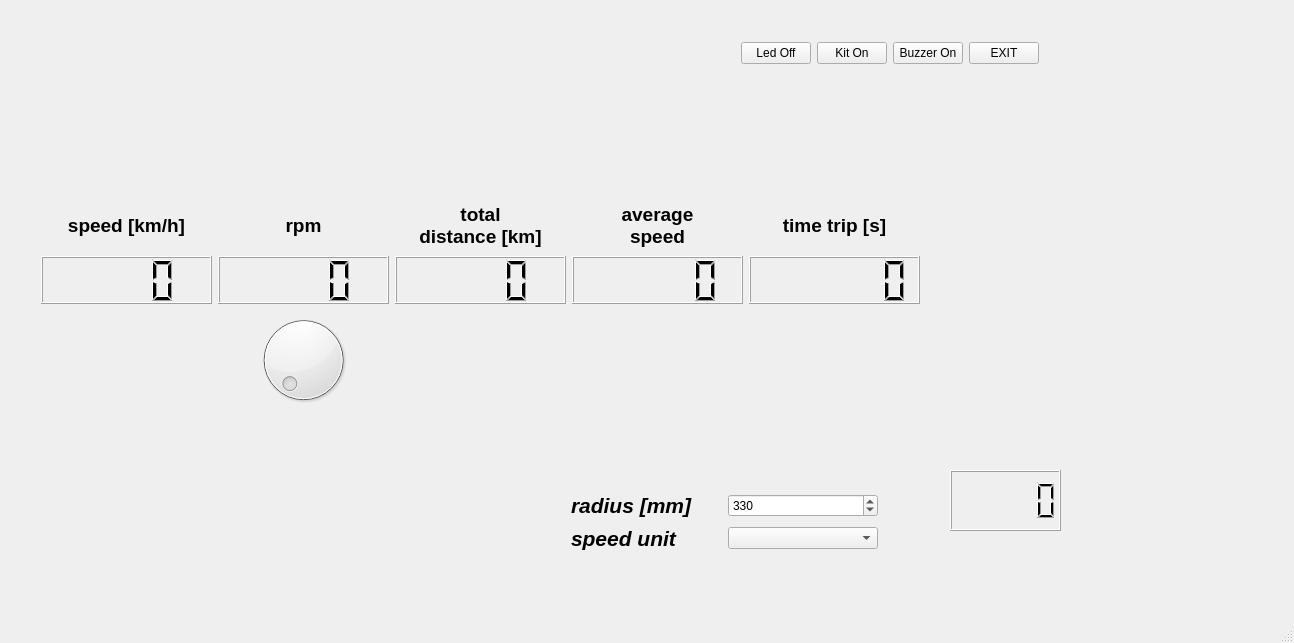
Above: mainwindow.ui from piotrw777/hall_sensor_gui before the change. Below: the same form after it.
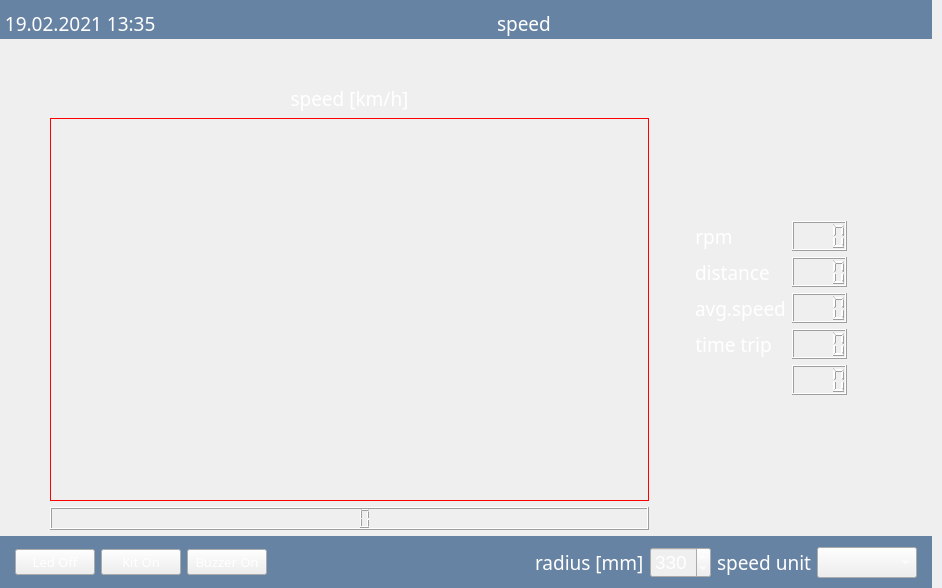
That is the form after the change. Icons and pictures are not drawn. Custom widgets are drawn as their Qt base class.

```diff
--- a/mainwindow.ui
+++ b/mainwindow.ui
@@ -6,8 +6,8 @@
    <rect>
     <x>0</x>
     <y>0</y>
-    <width>1294</width>
-    <height>643</height>
+    <width>942</width>
+    <height>588</height>
    </rect>
   </property>
   <property name="windowTitle">
@@ -17,27 +17,202 @@
    <enum>QTabWidget::Rounded</enum>
   </property>
   <widget class="QWidget" name="centralWidget">
-   <widget class="QWidget" name="gridLayoutWidget">
-    <property name="geometry">
-     <rect>
-      <x>30</x>
-      <y>190</y>
-      <width>901</width>
-      <height>231</height>
-     </rect>
-    </property>
-    <layout class="QGridLayout" name="gridLayout">
-     <property name="sizeConstraint">
-      <enum>QLayout::SetNoConstraint</enum>
-     </property>
-     <item row="0" column="0">
+   <property name="styleSheet">
+    <string notr="true">QWidget#centralWidget
+{
+border-image: url(:/images/resources/cubes_background.jpg);
+}
+*
+{
+color: white;
+}</string>
+   </property>
+   <layout class="QVBoxLayout" name="verticalLayout_2">
+    <property name="leftMargin">
+     <number>0</number>
+    </property>
+    <property name="topMargin">
+     <number>0</number>
+    </property>
+    <property name="rightMargin">
+     <number>10</number>
+    </property>
+    <property name="bottomMargin">
+     <number>0</number>
+    </property>
+    <item>
+     <widget class="QWidget" name="topPanel" native="true">
+      <property name="styleSheet">
+       <string notr="true">QWidget#topPanel
+{
+background: rgb(9, 56, 110,150)
+}</string>
+      </property>
+      <layout class="QHBoxLayout" name="horizontalLayout_2">
+       <property name="leftMargin">
+        <number>0</number>
+       </property>
+       <property name="topMargin">
+        <number>10</number>
+       </property>
+       <property name="rightMargin">
+        <number>0</number>
+       </property>
+       <property name="bottomMargin">
+        <number>2</number>
+       </property>
+       <item>
+        <widget class="QLabel" name="label_date">
+         <property name="font">
+          <font>
+           <family>Mongolian Baiti</family>
+           <pointsize>14</pointsize>
+           <weight>50</weight>
+           <bold>false</bold>
+          </font>
+         </property>
+         <property name="text">
+          <string> 19.02.2021 13:35</string>
+         </property>
+        </widget>
+       </item>
+       <item>
+        <spacer name="horizontalSpacer">
+         <property name="orientation">
+          <enum>Qt::Horizontal</enum>
+         </property>
+         <property name="sizeHint" stdset="0">
+          <size>
+           <width>40</width>
+           <height>20</height>
+          </size>
+         </property>
+        </spacer>
+       </item>
+       <item>
+        <widget class="QPushButton" name="pushButton_leftArrow">
+         <property name="text">
+          <string/>
+         </property>
+         <property name="icon">
+          <iconset resource="resources.qrc">
+           <normaloff>:/images/resources/arrow_left.png</normaloff>:/images/resources/arrow_left.png</iconset>
+         </property>
+         <property name="iconSize">
+          <size>
+           <width>40</width>
+           <height>40</height>
+          </size>
+         </property>
+         <property name="flat">
+          <bool>true</bool>
+         </property>
+        </widget>
+       </item>
+       <item>
+        <widget class="QLabel" name="label_page_name">
+         <property name="font">
+          <font>
+           <family>Mongolian Baiti</family>
+           <pointsize>14</pointsize>
+          </font>
+         </property>
+         <property name="text">
+          <string>speed</string>
+         </property>
+        </widget>
+       </item>
+       <item>
+        <widget class="QPushButton" name="pushButton_rightArrow">
+         <property name="text">
+          <string/>
+         </property>
+         <property name="icon">
+          <iconset resource="resources.qrc">
+           <normaloff>:/images/resources/arrow_right.png</normaloff>:/images/resources/arrow_right.png</iconset>
+         </property>
+         <property name="iconSize">
+          <size>
+           <width>40</width>
+           <height>40</height>
+          </size>
+         </property>
+         <property name="flat">
+          <bool>true</bool>
+         </property>
+        </widget>
+       </item>
+       <item>
+        <spacer name="horizontalSpacer_4">
+         <property name="orientation">
+          <enum>Qt::Horizontal</enum>
+         </property>
+         <property name="sizeHint" stdset="0">
+          <size>
+           <width>40</width>
+           <height>20</height>
+          </size>
+         </property>
+        </spacer>
+       </item>
+       <item>
+        <widget class="QPushButton" name="pushButton_exit">
+         <property name="text">
+          <string/>
+         </property>
+         <property name="icon">
+          <iconset resource="resources.qrc">
+           <normaloff>:/images/resources/shutdown.png</normaloff>:/images/resources/shutdown.png</iconset>
+         </property>
+         <property name="iconSize">
+          <size>
+           <width>40</width>
+           <height>40</height>
+          </size>
+         </property>
+         <property name="default">
+          <bool>true</bool>
+         </property>
+         <property name="flat">
+          <bool>true</bool>
+         </property>
+        </widget>
+       </item>
+      </layout>
+     </widget>
+    </item>
+    <item>
+     <spacer name="verticalSpacer">
+      <property name="orientation">
+       <enum>Qt::Vertical</enum>
+      </property>
+      <property name="sizeType">
+       <enum>QSizePolicy::Minimum</enum>
+      </property>
+      <property name="sizeHint" stdset="0">
+       <size>
+        <width>20</width>
+        <height>40</height>
+       </size>
+      </property>
+     </spacer>
+    </item>
+    <item>
+     <layout class="QHBoxLayout" name="horizontalLayout_3">
+      <item>
+       <layout class="QVBoxLayout" name="verticalLayout">
+        <property name="leftMargin">
+         <number>50</number>
+        </property>
+        <item>
       <widget class="QLabel" name="label_speed">
        <property name="font">
         <font>
+            <family>Mongolian Baiti</family>
          <pointsize>14</pointsize>
-         <weight>75</weight>
+            <weight>50</weight>
          <italic>false</italic>
-         <bold>true</bold>
+            <bold>false</bold>
         </font>
        </property>
        <property name="text">
@@ -48,7 +223,36 @@
        </property>
       </widget>
      </item>
-     <item row="1" column="0">
+        <item>
+         <widget class="circle" name="myDial" native="true">
+          <property name="sizePolicy">
+           <sizepolicy hsizetype="Expanding" vsizetype="Expanding">
+            <horstretch>10</horstretch>
+            <verstretch>10</verstretch>
+           </sizepolicy>
+          </property>
+          <property name="minimumSize">
+           <size>
+            <width>300</width>
+            <height>300</height>
+           </size>
+          </property>
+          <property name="font">
+           <font>
+            <stylestrategy>PreferAntialias</stylestrategy>
+           </font>
+          </property>
+          <property name="styleSheet">
+           <string notr="true">#myDial
+{
+border: 1px solid;
+border-color: red;
+
+}</string>
+          </property>
+         </widget>
+        </item>
+        <item>
       <widget class="QLCDNumber" name="lcd_speed">
        <property name="layoutDirection">
         <enum>Qt::LeftToRight</enum>
@@ -61,95 +265,51 @@
        </property>
       </widget>
      </item>
-     <item row="0" column="4">
-      <widget class="QLabel" name="label_time_trip">
-       <property name="font">
-        <font>
-         <pointsize>14</pointsize>
-         <weight>75</weight>
-         <bold>true</bold>
-        </font>
-       </property>
-       <property name="text">
-        <string>time trip [s]</string>
-       </property>
-       <property name="alignment">
-        <set>Qt::AlignCenter</set>
-       </property>
-      </widget>
-     </item>
-     <item row="1" column="3">
-      <widget class="QLCDNumber" name="lcd_avg_speed">
-       <property name="smallDecimalPoint">
-        <bool>false</bool>
-       </property>
-       <property name="segmentStyle">
-        <enum>QLCDNumber::Filled</enum>
-       </property>
-      </widget>
-     </item>
-     <item row="1" column="4">
-      <widget class="QLCDNumber" name="lcd_time_trip">
-       <property name="digitCount">
-        <number>6</number>
-       </property>
-      </widget>
-     </item>
-     <item row="1" column="1">
-      <widget class="QLCDNumber" name="lcd_rpm">
-       <property name="smallDecimalPoint">
-        <bool>false</bool>
-       </property>
-       <property name="digitCount">
-        <number>4</number>
-       </property>
-      </widget>
-     </item>
-     <item row="0" column="2">
-      <widget class="QLabel" name="label_distance">
-       <property name="font">
-        <font>
-         <pointsize>14</pointsize>
-         <weight>75</weight>
-         <italic>false</italic>
-         <bold>true</bold>
-        </font>
-       </property>
-       <property name="text">
-        <string>total 
-distance [km]</string>
-       </property>
-       <property name="alignment">
-        <set>Qt::AlignCenter</set>
-       </property>
-      </widget>
-     </item>
-     <item row="0" column="3">
-      <widget class="QLabel" name="label_avg_speed">
-       <property name="font">
-        <font>
-         <pointsize>14</pointsize>
-         <weight>75</weight>
-         <bold>true</bold>
-        </font>
-       </property>
-       <property name="text">
-        <string>average 
-speed</string>
-       </property>
-       <property name="alignment">
-        <set>Qt::AlignCenter</set>
-       </property>
-      </widget>
-     </item>
+       </layout>
+      </item>
+      <item>
+       <spacer name="horizontalSpacer_3">
+        <property name="orientation">
+         <enum>Qt::Horizontal</enum>
+        </property>
+        <property name="sizeType">
+         <enum>QSizePolicy::Preferred</enum>
+        </property>
+        <property name="sizeHint" stdset="0">
+         <size>
+          <width>40</width>
+          <height>20</height>
+         </size>
+        </property>
+       </spacer>
+      </item>
+      <item>
+       <layout class="QFormLayout" name="formLayout">
+        <property name="rightMargin">
+         <number>45</number>
+        </property>
      <item row="0" column="1">
+         <spacer name="verticalSpacer_2">
+          <property name="orientation">
+           <enum>Qt::Vertical</enum>
+          </property>
+          <property name="sizeHint" stdset="0">
+           <size>
+            <width>20</width>
+            <height>40</height>
+           </size>
+          </property>
+         </spacer>
+        </item>
+        <item row="2" column="0">
       <widget class="QLabel" name="label_rpm">
        <property name="font">
         <font>
+            <family>Mongolian Baiti</family>
          <pointsize>14</pointsize>
-         <weight>75</weight>
+            <weight>50</weight>
          <italic>false</italic>
-         <bold>true</bold>
+            <bold>false</bold>
         </font>
        </property>
        <property name="text">
@@ -160,8 +320,71 @@
        </property>
       </widget>
      </item>
-     <item row="1" column="2">
+        <item row="2" column="1">
+         <widget class="QLCDNumber" name="lcd_rpm">
+          <property name="sizePolicy">
+           <sizepolicy hsizetype="Preferred" vsizetype="Preferred">
+            <horstretch>0</horstretch>
+            <verstretch>0</verstretch>
+           </sizepolicy>
+          </property>
+          <property name="minimumSize">
+           <size>
+            <width>50</width>
+            <height>30</height>
+           </size>
+          </property>
+          <property name="font">
+           <font>
+            <pointsize>12</pointsize>
+           </font>
+          </property>
+          <property name="smallDecimalPoint">
+           <bool>false</bool>
+          </property>
+          <property name="digitCount">
+           <number>4</number>
+          </property>
+         </widget>
+        </item>
+        <item row="4" column="0">
+         <widget class="QLabel" name="label_distance">
+          <property name="font">
+           <font>
+            <family>Mongolian Baiti</family>
+            <pointsize>14</pointsize>
+            <weight>50</weight>
+            <italic>false</italic>
+            <bold>false</bold>
+           </font>
+          </property>
+          <property name="text">
+           <string>distance</string>
+          </property>
+          <property name="alignment">
+           <set>Qt::AlignLeading|Qt::AlignLeft|Qt::AlignVCenter</set>
+          </property>
+         </widget>
+        </item>
+        <item row="4" column="1">
       <widget class="QLCDNumber" name="lcd_distance">
+          <property name="sizePolicy">
+           <sizepolicy hsizetype="Preferred" vsizetype="Preferred">
+            <horstretch>0</horstretch>
+            <verstretch>0</verstretch>
+           </sizepolicy>
+          </property>
+          <property name="minimumSize">
+           <size>
+            <width>50</width>
+            <height>30</height>
+           </size>
+          </property>
+          <property name="font">
+           <font>
+            <pointsize>12</pointsize>
+           </font>
+          </property>
        <property name="layoutDirection">
         <enum>Qt::LeftToRight</enum>
        </property>
@@ -176,27 +399,200 @@
        </property>
       </widget>
      </item>
-     <item row="2" column="1">
-      <widget class="QDial" name="dial_rpm">
-       <property name="maximum">
-        <number>1000</number>
-       </property>
-      </widget>
-     </item>
-    </layout>
-   </widget>
-   <widget class="QWidget" name="horizontalLayoutWidget">
-    <property name="geometry">
-     <rect>
-      <x>730</x>
-      <y>10</y>
-      <width>320</width>
-      <height>87</height>
-     </rect>
-    </property>
-    <layout class="QHBoxLayout" name="horizontalLayout_2">
+        <item row="5" column="0">
+         <widget class="QLabel" name="label_avg_speed">
+          <property name="font">
+           <font>
+            <family>Mongolian Baiti</family>
+            <pointsize>14</pointsize>
+            <weight>50</weight>
+            <bold>false</bold>
+           </font>
+          </property>
+          <property name="text">
+           <string>avg.speed</string>
+          </property>
+          <property name="alignment">
+           <set>Qt::AlignLeading|Qt::AlignLeft|Qt::AlignVCenter</set>
+          </property>
+         </widget>
+        </item>
+        <item row="5" column="1">
+         <widget class="QLCDNumber" name="lcd_avg_speed">
+          <property name="sizePolicy">
+           <sizepolicy hsizetype="Preferred" vsizetype="Preferred">
+            <horstretch>0</horstretch>
+            <verstretch>0</verstretch>
+           </sizepolicy>
+          </property>
+          <property name="minimumSize">
+           <size>
+            <width>50</width>
+            <height>30</height>
+           </size>
+          </property>
+          <property name="font">
+           <font>
+            <pointsize>12</pointsize>
+           </font>
+          </property>
+          <property name="layoutDirection">
+           <enum>Qt::LeftToRight</enum>
+          </property>
+          <property name="smallDecimalPoint">
+           <bool>false</bool>
+          </property>
+          <property name="digitCount">
+           <number>4</number>
+          </property>
+          <property name="segmentStyle">
+           <enum>QLCDNumber::Filled</enum>
+          </property>
+         </widget>
+        </item>
+        <item row="7" column="0">
+         <widget class="QLabel" name="label_time_trip">
+          <property name="font">
+           <font>
+            <family>Mongolian Baiti</family>
+            <pointsize>14</pointsize>
+            <weight>50</weight>
+            <bold>false</bold>
+           </font>
+          </property>
+          <property name="text">
+           <string>time trip</string>
+          </property>
+          <property name="alignment">
+           <set>Qt::AlignCenter</set>
+          </property>
+         </widget>
+        </item>
+        <item row="7" column="1">
+         <widget class="QLCDNumber" name="lcd_time_trip">
+          <property name="sizePolicy">
+           <sizepolicy hsizetype="Preferred" vsizetype="Preferred">
+            <horstretch>0</horstretch>
+            <verstretch>0</verstretch>
+           </sizepolicy>
+          </property>
+          <property name="minimumSize">
+           <size>
+            <width>50</width>
+            <height>30</height>
+           </size>
+          </property>
+          <property name="font">
+           <font>
+            <pointsize>12</pointsize>
+           </font>
+          </property>
+          <property name="digitCount">
+           <number>4</number>
+          </property>
+         </widget>
+        </item>
+        <item row="9" column="1">
+         <widget class="QLCDNumber" name="lcdCombo">
+          <property name="sizePolicy">
+           <sizepolicy hsizetype="Preferred" vsizetype="Preferred">
+            <horstretch>0</horstretch>
+            <verstretch>0</verstretch>
+           </sizepolicy>
+          </property>
+          <property name="minimumSize">
+           <size>
+            <width>50</width>
+            <height>30</height>
+           </size>
+          </property>
+          <property name="font">
+           <font>
+            <pointsize>12</pointsize>
+           </font>
+          </property>
+          <property name="digitCount">
+           <number>4</number>
+          </property>
+         </widget>
+        </item>
+        <item row="11" column="1">
+         <spacer name="verticalSpacer_3">
+          <property name="orientation">
+           <enum>Qt::Vertical</enum>
+          </property>
+          <property name="sizeHint" stdset="0">
+           <size>
+            <width>20</width>
+            <height>40</height>
+           </size>
+          </property>
+         </spacer>
+        </item>
+       </layout>
+      </item>
+      <item>
+       <spacer name="horizontalSpacer_7">
+        <property name="orientation">
+         <enum>Qt::Horizontal</enum>
+        </property>
+        <property name="sizeType">
+         <enum>QSizePolicy::Preferred</enum>
+        </property>
+        <property name="sizeHint" stdset="0">
+         <size>
+          <width>40</width>
+          <height>20</height>
+         </size>
+        </property>
+       </spacer>
+      </item>
+     </layout>
+    </item>
+    <item>
+     <widget class="QWidget" name="bottom_Panel" native="true">
+      <property name="styleSheet">
+       <string notr="true">QWidget#bottom_Panel
+{
+background: rgb(9, 56, 110,150)
+}</string>
+      </property>
+      <layout class="QHBoxLayout" name="horizontalLayout">
+       <property name="leftMargin">
+        <number>0</number>
+       </property>
+       <property name="rightMargin">
+        <number>0</number>
+       </property>
+       <property name="bottomMargin">
+        <number>10</number>
+       </property>
+       <item>
+        <spacer name="horizontalSpacer_5">
+         <property name="orientation">
+          <enum>Qt::Horizontal</enum>
+         </property>
+         <property name="sizeType">
+          <enum>QSizePolicy::Preferred</enum>
+         </property>
+         <property name="sizeHint" stdset="0">
+          <size>
+           <width>15</width>
+           <height>20</height>
+          </size>
+         </property>
+        </spacer>
+       </item>
      <item>
       <widget class="QPushButton" name="pushButton_led">
+         <property name="font">
+          <font>
+           <family>Mongolian Baiti</family>
+           <pointsize>10</pointsize>
+           <weight>50</weight>
+           <bold>false</bold>
+          </font>
+         </property>
        <property name="text">
         <string>Led Off</string>
        </property>
@@ -204,6 +600,14 @@
      </item>
      <item>
       <widget class="QPushButton" name="pushButton_kit">
+         <property name="font">
+          <font>
+           <family>Mongolian Baiti</family>
+           <pointsize>10</pointsize>
+           <weight>50</weight>
+           <bold>false</bold>
+          </font>
+         </property>
        <property name="text">
         <string>Kit On</string>
        </property>
@@ -211,32 +615,58 @@
      </item>
      <item>
       <widget class="QPushButton" name="pushButton_buzzer">
+         <property name="font">
+          <font>
+           <family>Mongolian Baiti</family>
+           <pointsize>10</pointsize>
+           <weight>50</weight>
+           <bold>false</bold>
+          </font>
+         </property>
        <property name="text">
         <string>Buzzer On</string>
        </property>
       </widget>
      </item>
      <item>
-      <widget class="QPushButton" name="pushButton">
+        <spacer name="horizontalSpacer_2">
+         <property name="orientation">
+          <enum>Qt::Horizontal</enum>
+         </property>
+         <property name="sizeHint" stdset="0">
+          <size>
+           <width>40</width>
+           <height>20</height>
+          </size>
+         </property>
+        </spacer>
+       </item>
+       <item>
+        <widget class="QLabel" name="label">
+         <property name="font">
+          <font>
+           <family>Mongolian Baiti</family>
+           <pointsize>14</pointsize>
+           <weight>50</weight>
+           <italic>false</italic>
+           <bold>false</bold>
+          </font>
+         </property>
        <property name="text">
-        <string>EXIT</string>
+          <string>radius [mm]</string>
        </property>
       </widget>
      </item>
-    </layout>
-   </widget>
-   <widget class="QWidget" name="gridLayoutWidget_2">
-    <property name="geometry">
-     <rect>
-      <x>560</x>
-      <y>480</y>
-      <width>329</width>
-      <height>84</height>
-     </rect>
-    </property>
-    <layout class="QGridLayout" name="gridLayout_2">
-     <item row="1" column="1">
+       <item>
       <widget class="QSpinBox" name="spinBox_radius">
+         <property name="enabled">
+          <bool>false</bool>
+         </property>
+         <property name="font">
+          <font>
+           <pointsize>14</pointsize>
+          </font>
+         </property>
        <property name="maximum">
         <number>999</number>
        </property>
@@ -245,14 +675,15 @@
        </property>
       </widget>
      </item>
-     <item row="2" column="0">
+       <item>
       <widget class="QLabel" name="label_2">
        <property name="font">
         <font>
-         <pointsize>16</pointsize>
-         <weight>75</weight>
-         <italic>true</italic>
-         <bold>true</bold>
+           <family>Mongolian Baiti</family>
+           <pointsize>14</pointsize>
+           <weight>50</weight>
+           <italic>false</italic>
+           <bold>false</bold>
         </font>
        </property>
        <property name="text">
@@ -260,48 +691,36 @@
        </property>
       </widget>
      </item>
-     <item row="2" column="1">
-      <widget class="QComboBox" name="comboBox"/>
-     </item>
-     <item row="1" column="0">
-      <widget class="QLabel" name="label">
+       <item>
+        <widget class="QComboBox" name="comboBox">
        <property name="font">
         <font>
-         <pointsize>16</pointsize>
-         <weight>75</weight>
-         <italic>true</italic>
-         <bold>true</bold>
-        </font>
-       </property>
-       <property name="text">
-        <string>radius [mm]</string>
-       </property>
-      </widget>
-     </item>
-    </layout>
-   </widget>
-   <widget class="circle" name="myDial" native="true">
-    <property name="geometry">
-     <rect>
-      <x>50</x>
-      <y>440</y>
-      <width>201</width>
-      <height>141</height>
-     </rect>
-    </property>
-   </widget>
-   <widget class="QLCDNumber" name="lcdCombo">
-    <property name="geometry">
-     <rect>
-      <x>950</x>
-      <y>470</y>
-      <width>111</width>
-      <height>61</height>
-     </rect>
-    </property>
-   </widget>
+           <pointsize>14</pointsize>
+          </font>
+         </property>
+        </widget>
+       </item>
+       <item>
+        <spacer name="horizontalSpacer_6">
+         <property name="orientation">
+          <enum>Qt::Horizontal</enum>
+         </property>
+         <property name="sizeType">
+          <enum>QSizePolicy::Preferred</enum>
+         </property>
+         <property name="sizeHint" stdset="0">
+          <size>
+           <width>15</width>
+           <height>20</height>
+          </size>
+         </property>
+        </spacer>
+       </item>
+      </layout>
+     </widget>
+    </item>
+   </layout>
   </widget>
-  <widget class="QStatusBar" name="statusBar"/>
  </widget>
  <layoutdefault spacing="6" margin="11"/>
  <customwidgets>
```
Left out of the diff: 14 changed lines with no effect on the pictures. Lines whose indentation alone changed are shown as unchanged.
